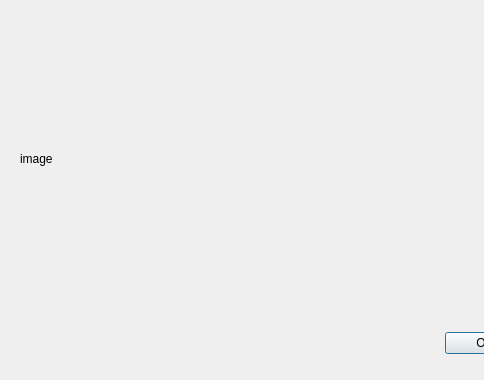
Qt form ui/product_item_editing.ui (ntpthaodh/MindX_PTA_Sample) before a commit; both pictures show x 0 to 484 and y 393 to 773 of the 629 by 773 pixel window.
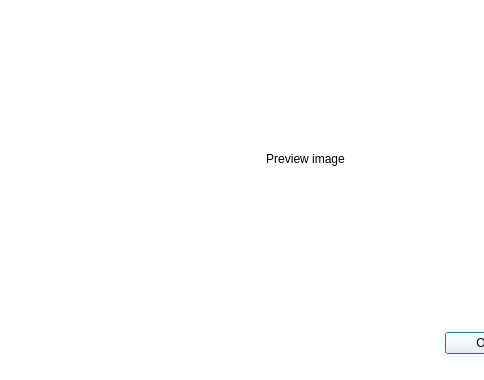
The same form after that commit.

What changed in the file:
```diff
--- a/ui/product_item_editing.ui
+++ b/ui/product_item_editing.ui
@@ -16,6 +16,7 @@
   <property name="styleSheet">
    <string notr="true">* {
 font: 10pt &quot;Roboto&quot;;
+background: white;
 }
 QLineEdit, QTextEdit {
 	padding: 8px;
@@ -141,11 +142,14 @@
     <item>
      <widget class="QLabel" name="preview_image">
       <property name="text">
-       <string>image</string>
+       <string>Preview image</string>
       </property>
       <property name="scaledContents">
        <bool>true</bool>
       </property>
+      <property name="alignment">
+       <set>Qt::AlignCenter</set>
+      </property>
      </widget>
     </item>
    </layout>
```
